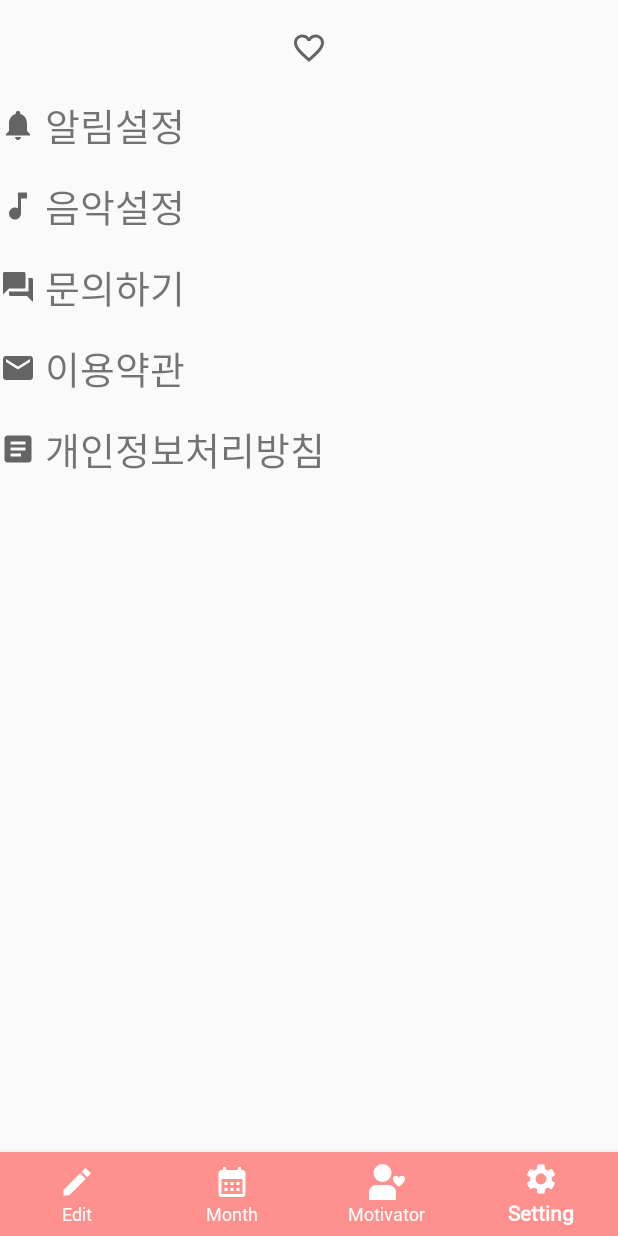
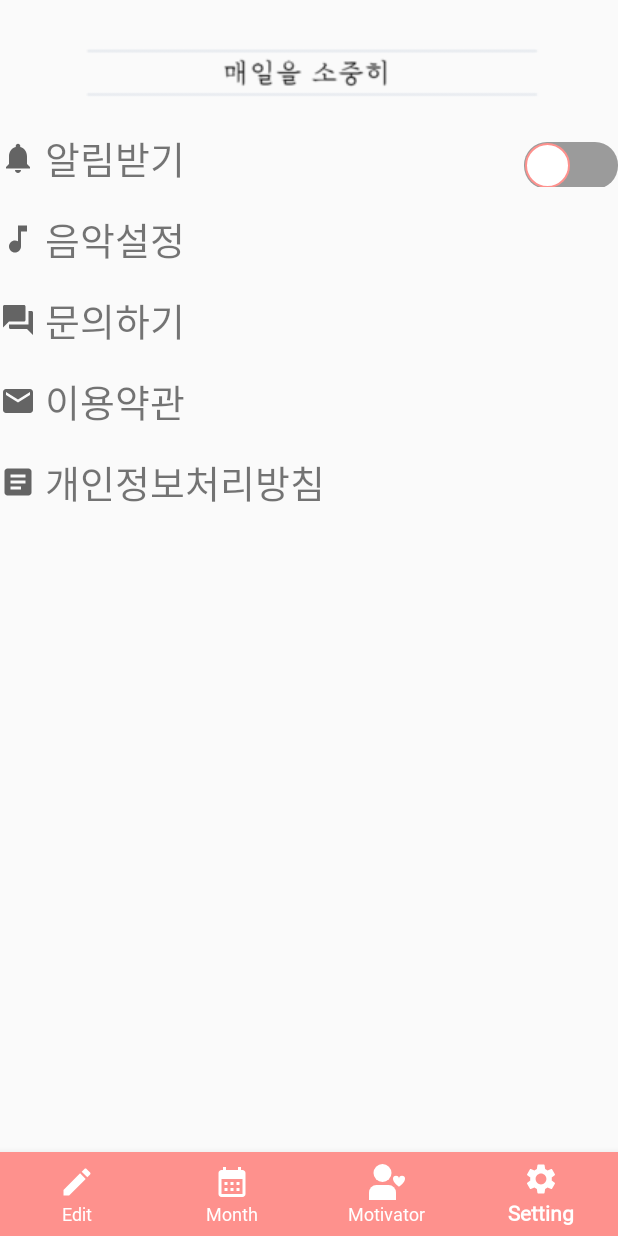
Before and after one commit to Hyevvy/ThankDiary, an Android app: the screen it shows after launch (MainActivity), item 4 of the bottom bar chosen, on a phone screen of 412 x 824 dp. Run offline under Robolectric (Android 15) with nearby library versions, the phone set to English and light mode, and no system bars; libraries missing offline, so code that uses them is left out: com.prolificinteractive.materialcalendarview, com.roomorama.caldroid.

Commit message:
어플 이미지 설정

```diff
--- a/app/src/main/AndroidManifest.xml
+++ b/app/src/main/AndroidManifest.xml
@@ -9,9 +9,9 @@
 
     <application
         android:allowBackup="true"
-        android:icon="@mipmap/ic_launcher"
-        android:label="@string/app_name"
-        android:roundIcon="@mipmap/ic_launcher_round"
+        android:icon="@drawable/thankdiary_applogo"
+        android:label="매일을 소중히"
+        android:roundIcon="@drawable/thankdiary_applogo"
         android:supportsRtl="true"
         android:theme="@style/AppTheme">
 
--- a/app/src/main/res/layout/activity_main.xml
+++ b/app/src/main/res/layout/activity_main.xml
@@ -10,17 +10,16 @@
     <LinearLayout
         android:layout_gravity="center"
         android:gravity="center"
-        android:layout_marginTop="20dp"
-        android:layout_marginBottom="20dp"
+        android:layout_marginTop="10dp"
         android:layout_width="match_parent"
         android:layout_height="wrap_content">
 
         <ImageButton
             android:id="@+id/homeBtn"
-            android:layout_width="wrap_content"
+            android:layout_width="match_parent"
             android:layout_height="wrap_content"
             android:background="@android:color/transparent"
-            android:src="@drawable/ic_baseline_favorite_border_24">
+            android:src="@drawable/thankdiary_homelogo">
         </ImageButton>
 
     </LinearLayout>
--- a/app/src/main/res/layout/fragment_setting.xml
+++ b/app/src/main/res/layout/fragment_setting.xml
@@ -8,6 +8,7 @@
         android:layout_height="wrap_content"
         android:layout_marginBottom="15dp"
         >
+
         <ImageView
             android:layout_width="wrap_content"
             android:layout_height="wrap_content"
@@ -15,14 +16,24 @@
             android:layout_gravity="center"
             />
         <TextView
+            android:layout_width="0dp"
+            android:layout_weight="1"
+            android:layout_height="wrap_content"
+            android:textSize="25dp"
+
+            android:fontFamily="@font/nanumgothic"
+            android:text=" 알림받기">
+        </TextView>
+        <Switch
             android:layout_width="wrap_content"
             android:layout_height="wrap_content"
-            android:textSize="25dp"
+            android:track="@drawable/switch_selector"
+            android:thumb="@drawable/switch_thumb"
             android:id="@+id/setting_first_tab"
-            android:fontFamily="@font/nanumgothic"
-            android:text=" 알림설정">
-        </TextView>
+            >
+        </Switch>
     </LinearLayout>
+
 
     <LinearLayout
         android:layout_width="match_parent"
```
Also changed, not shown: app/src/main/java/com/example/thankdiary/FragmentSetting.java (+5 -47 lines), app/src/main/res/drawable-v24/thankdiary_applogo.png (added), app/src/main/res/drawable-v24/thankdiary_homelogo.png (added), 1 other file.
